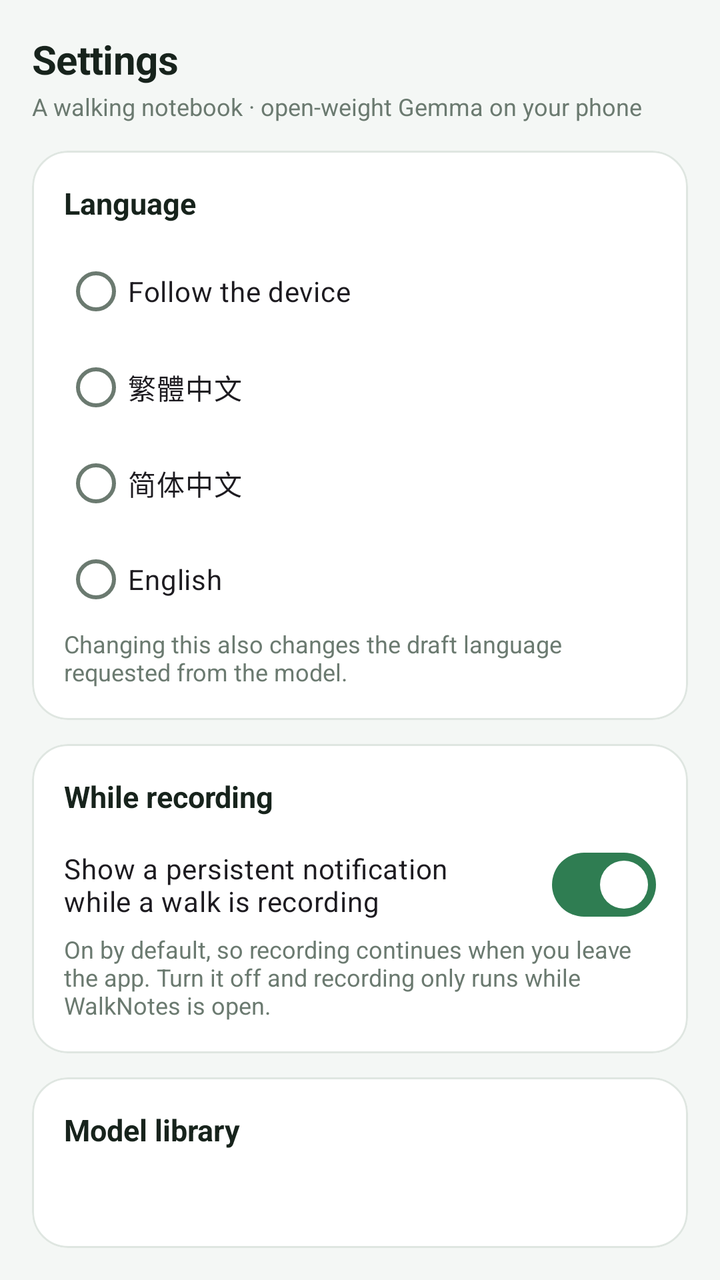
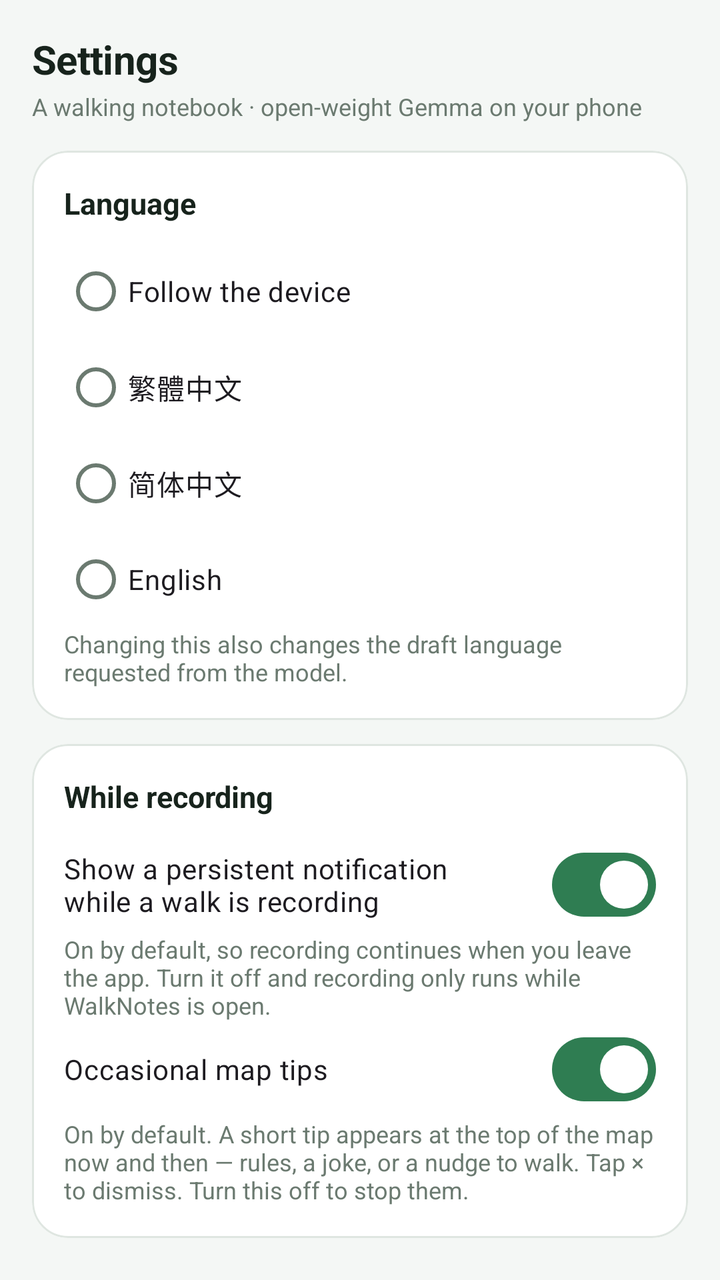

Two renders of the same Android screen: before a commit and after it. Below are the layout's source before the change and the commit's diff.
<!-- AndroidManifest.xml: application theme Theme.CivicWalk -->
<!-- res/layout/tab_settings.xml -->
<?xml version="1.0" encoding="utf-8"?>
<LinearLayout xmlns:android="http://schemas.android.com/apk/res/android"
    xmlns:app="http://schemas.android.com/apk/res-auto"
    android:layout_width="match_parent"
    android:layout_height="wrap_content"
    android:orientation="vertical"
    android:padding="16dp">

    <TextView
        style="@style/PageTitle"
        android:layout_width="wrap_content"
        android:layout_height="wrap_content"
        android:text="@string/tab_settings" />

    <TextView
        style="@style/Hint"
        android:layout_width="match_parent"
        android:layout_height="wrap_content"
        android:layout_marginTop="2dp"
        android:layout_marginBottom="14dp"
        android:text="@string/header_sub" />

    
    <com.google.android.material.card.MaterialCardView
        style="@style/Card"
        android:layout_width="match_parent"
        android:layout_height="wrap_content">

        <LinearLayout
            android:layout_width="match_parent"
            android:layout_height="wrap_content"
            android:orientation="vertical">

            <TextView
                style="@style/SectionTitle"
                android:layout_width="wrap_content"
                android:layout_height="wrap_content"
                android:text="@string/c_lang" />

            <RadioGroup
                android:id="@+id/radioLang"
                android:layout_width="match_parent"
                android:layout_height="wrap_content"
                android:orientation="vertical">

                <com.google.android.material.radiobutton.MaterialRadioButton
                    android:id="@+id/rbSystem"
                    android:layout_width="match_parent"
                    android:layout_height="wrap_content"
                    android:text="@string/lang_system" />

                <com.google.android.material.radiobutton.MaterialRadioButton
                    android:id="@+id/rbHant"
                    android:layout_width="match_parent"
                    android:layout_height="wrap_content"
                    android:text="@string/lang_tc" />

                <com.google.android.material.radiobutton.MaterialRadioButton
                    android:id="@+id/rbHans"
                    android:layout_width="match_parent"
                    android:layout_height="wrap_content"
                    android:text="@string/lang_sc" />

                <com.google.android.material.radiobutton.MaterialRadioButton
                    android:id="@+id/rbEn"
                    android:layout_width="match_parent"
                    android:layout_height="wrap_content"
                    android:text="@string/lang_en" />
            </RadioGroup>

            <TextView
                style="@style/Hint"
                android:layout_width="match_parent"
                android:layout_height="wrap_content"
                android:text="@string/lang_note" />
        </LinearLayout>
    </com.google.android.material.card.MaterialCardView>

    <com.google.android.material.card.MaterialCardView
        style="@style/Card"
        android:layout_width="match_parent"
        android:layout_height="wrap_content"
        android:layout_marginTop="12dp">

        <LinearLayout
            android:layout_width="match_parent"
            android:layout_height="wrap_content"
            android:orientation="vertical">

            <TextView
                style="@style/SectionTitle"
                android:layout_width="wrap_content"
                android:layout_height="wrap_content"
                android:text="@string/c_walk_notif" />

            <com.google.android.material.materialswitch.MaterialSwitch
                android:id="@+id/switchWalkNotif"
                android:layout_width="match_parent"
                android:layout_height="wrap_content"
                android:checked="true"
                android:minHeight="48dp"
                android:text="@string/walk_notif" />

            <TextView
                style="@style/Hint"
                android:layout_width="match_parent"
                android:layout_height="wrap_content"
                android:text="@string/walk_notif_note" />
        </LinearLayout>
    </com.google.android.material.card.MaterialCardView>

    
    <com.google.android.material.card.MaterialCardView
        style="@style/Card"
        android:layout_width="match_parent"
        android:layout_height="wrap_content"
        android:layout_marginTop="12dp">

        <LinearLayout
            android:layout_width="match_parent"
            android:layout_height="wrap_content"
            android:orientation="vertical">

            <TextView
                style="@style/SectionTitle"
                android:layout_width="wrap_content"
                android:layout_height="wrap_content"
                android:text="@string/c_model_library" />

            
            <LinearLayout
                android:id="@+id/modelList"
                android:layout_width="match_parent"
                android:layout_height="wrap_content"
                android:orientation="vertical" />

            <TextView
                android:id="@+id/tvStorage"
                style="@style/Hint"
                android:layout_width="match_parent"
                android:layout_height="wrap_content"
                android:layout_marginTop="10dp" />

            <TextView
                style="@style/Hint"
                android:layout_width="match_parent"
                android:layout_height="wrap_content"
                android:layout_marginTop="4dp"
                android:text="@string/uninstall_note" />

            <com.google.android.material.button.MaterialButton
                android:id="@+id/btnWipe"
                style="@style/Widget.Material3.Button.OutlinedButton"
                android:layout_width="match_parent"
                android:layout_height="wrap_content"
                android:layout_marginTop="10dp"
                android:text="@string/btn_wipe"
                android:textColor="@color/issue"
                app:strokeColor="@color/issue" />

            <TextView
                android:id="@+id/tvEngine"
                style="@style/Body"
                android:layout_width="match_parent"
                android:layout_height="wrap_content"
                android:layout_marginTop="10dp" />
        </LinearLayout>
    </com.google.android.material.card.MaterialCardView>

    
    <com.google.android.material.card.MaterialCardView
        style="@style/Card"
        android:layout_width="match_parent"
        android:layout_height="wrap_content"
        android:layout_marginTop="12dp">

        <LinearLayout
            android:layout_width="match_parent"
            android:layout_height="wrap_content"
            android:orientation="vertical">

            <TextView
                style="@style/SectionTitle"
                android:layout_width="wrap_content"
                android:layout_height="wrap_content"
                android:text="@string/c_backend" />

            <RadioGroup
                android:id="@+id/radioBackend"
                android:layout_width="match_parent"
                android:layout_height="wrap_content"
                android:orientation="vertical">

                <com.google.android.material.radiobutton.MaterialRadioButton
                    android:id="@+id/rbCpu"
                    android:layout_width="match_parent"
                    android:layout_height="wrap_content"
                    android:text="@string/rb_cpu" />

                <com.google.android.material.radiobutton.MaterialRadioButton
                    android:id="@+id/rbAuto"
                    android:layout_width="match_parent"
                    android:layout_height="wrap_content"
                    android:text="@string/rb_auto" />

                <com.google.android.material.radiobutton.MaterialRadioButton
                    android:id="@+id/rbGpuOnly"
                    android:layout_width="match_parent"
                    android:layout_height="wrap_content"
                    android:text="@string/rb_gpu" />
            </RadioGroup>

            <TextView
                style="@style/Hint"
                android:layout_width="match_parent"
                android:layout_height="wrap_content"
                android:text="@string/backend_note" />

            <com.google.android.material.progressindicator.LinearProgressIndicator
                android:id="@+id/loadProgress"
                android:layout_width="match_parent"
                android:layout_height="wrap_content"
                android:layout_marginTop="10dp"
                android:indeterminate="true"
                android:visibility="gone"
                app:indicatorColor="@color/amber"
                app:trackColor="@color/line" />

            <TextView
                android:id="@+id/tvLoadInfo"
                style="@style/Hint"
                android:layout_width="match_parent"
                android:layout_height="wrap_content"
                android:visibility="gone" />

            <com.google.android.material.button.MaterialButton
                android:id="@+id/btnLoadCancel"
                style="@style/Widget.Material3.Button.OutlinedButton"
                android:layout_width="match_parent"
                android:layout_height="wrap_content"
                android:layout_marginTop="6dp"
                android:text="@string/btn_cancel_load"
                android:visibility="gone" />
        </LinearLayout>
    </com.google.android.material.card.MaterialCardView>

    
    <com.google.android.material.card.MaterialCardView
        style="@style/Card"
        android:layout_width="match_parent"
        android:layout_height="wrap_content"
        android:layout_marginTop="12dp">

        <LinearLayout
            android:layout_width="match_parent"
            android:layout_height="wrap_content"
            android:orientation="vertical">

            <TextView
                style="@style/SectionTitle"
                android:layout_width="wrap_content"
                android:layout_height="wrap_content"
                android:text="@string/c_backup" />

            <TextView
                style="@style/Hint"
                android:layout_width="match_parent"
                android:layout_height="wrap_content"
                android:text="@string/backup_note" />

            <com.google.android.material.button.MaterialButton
                android:id="@+id/btnExport"
                android:layout_width="match_parent"
                android:layout_height="wrap_content"
                android:layout_marginTop="10dp"
                android:text="@string/btn_export" />

            <com.google.android.material.button.MaterialButton
                android:id="@+id/btnImport"
                style="@style/Widget.Material3.Button.OutlinedButton"
                android:layout_width="match_parent"
                android:layout_height="wrap_content"
                android:layout_marginTop="6dp"
                android:text="@string/btn_import" />
        </LinearLayout>
    </com.google.android.material.card.MaterialCardView>

    
    <com.google.android.material.card.MaterialCardView
        style="@style/Card"
        android:layout_width="match_parent"
        android:layout_height="wrap_content"
        android:layout_marginTop="12dp"
        android:layout_marginBottom="12dp">

        <LinearLayout
            android:layout_width="match_parent"
            android:layout_height="wrap_content"
            android:orientation="vertical">

            <TextView
                style="@style/SectionTitle"
                android:layout_width="wrap_content"
                android:layout_height="wrap_content"
                android:text="@string/c_privacy" />

            <TextView
                style="@style/Hint"
                android:layout_width="match_parent"
                android:layout_height="wrap_content"
                android:text="@string/privacy_body" />

            <TextView
                android:id="@+id/tvVersion"
                style="@style/Hint"
                android:layout_width="match_parent"
                android:layout_height="wrap_content"
                android:layout_marginTop="8dp" />

            <TextView
                style="@style/SectionTitle"
                android:layout_width="wrap_content"
                android:layout_height="wrap_content"
                android:layout_marginTop="12dp"
                android:text="@string/c_last_error" />

            <TextView
                android:id="@+id/tvCrash"
                style="@style/Hint"
                android:layout_width="match_parent"
                android:layout_height="wrap_content"
                android:text="@string/no_error"
                android:textIsSelectable="true" />
        </LinearLayout>
    </com.google.android.material.card.MaterialCardView>
</LinearLayout>
<!-- resources referenced by this layout -->
<resources>
  <color name="amber">#C9A227</color>
  <color name="issue">#D9534F</color>
  <color name="line">#DFE6E1</color>
  <string name="backend_note">Most phones do not expose OpenCL to apps, so the GPU backend fails with “Can not find OpenCL library on this device”. CPU always works and is the default.</string>
  <string name="backup_note">Export notes, photos and walked cells as a zip to copy to another phone. Model files are not included (re-download them).</string>
  <string name="btn_cancel_load">Cancel load</string>
  <string name="btn_export">Export backup</string>
  <string name="btn_import">Import backup</string>
  <string name="btn_wipe">Delete all app data</string>
  <string name="c_backend">Compute backend</string>
  <string name="c_backup">Backup</string>
  <string name="c_lang">Language</string>
  <string name="c_last_error">Last error (select and copy)</string>
  <string name="c_model_library">Model library</string>
  <string name="c_privacy">Privacy</string>
  <string name="c_walk_notif">While recording</string>
  <string name="header_sub">A walking notebook · open-weight Gemma on your phone</string>
  <string name="lang_en">English</string>
  <string name="lang_note">Changing this also changes the draft language requested from the model.</string>
  <string name="lang_sc">简体中文</string>
  <string name="lang_system">Follow the device</string>
  <string name="lang_tc">繁體中文</string>
  <string name="no_error">No error recorded.</string>
  <string name="privacy_body">The photo, the coordinates, the draft and your walked grid stay in this app\'s own folder. The only network use is the one-time model download.</string>
  <string name="rb_auto">Auto — try GPU, fall back to CPU</string>
  <string name="rb_cpu">CPU only (recommended)</string>
  <string name="rb_gpu">GPU only</string>
  <string name="tab_settings">Settings</string>
  <string name="uninstall_note">Uninstalling the app removes the models too: they live in the app\'s own storage, never in Downloads or any shared folder.</string>
  <string name="walk_notif">Show a persistent notification while a walk is recording</string>
  <string name="walk_notif_note">On by default, so recording continues when you leave the app. Turn it off and recording only runs while WalkNotes is open.</string>
  <style name="Body">
          <item name="android:textSize">13sp</item>
          <item name="android:textColor">@color/ink</item>
          <item name="android:lineSpacingMultiplier">1.15</item>
      </style>
  <style name="Hint">
          <item name="android:textSize">12sp</item>
          <item name="android:textColor">@color/muted</item>
      </style>
  <style name="PageTitle">
          <item name="android:textSize">20sp</item>
          <item name="android:textStyle">bold</item>
          <item name="android:textColor">@color/ink</item>
          <item name="android:letterSpacing">-0.01</item>
      </style>
  <style name="SectionTitle">
          <item name="android:textSize">15sp</item>
          <item name="android:textStyle">bold</item>
          <item name="android:textColor">@color/ink</item>
          <item name="android:layout_marginBottom">10dp</item>
      </style>
  <color name="ink">#17231C</color>
  <color name="card">#FFFFFF</color>
  <color name="muted">#6B7A70</color>
  <color name="accent">#2F7D52</color>
  <color name="white">#FFFFFF</color>
  <color name="accent_soft">#DCEFE3</color>
  <color name="amber_soft">#F7EFD6</color>
  <color name="bg">#F4F7F5</color>
  <!-- unchanged entries left out for length: 2 -->
</resources>

<!-- the commit's change to res/layout/tab_settings.xml (unified diff, before → after) -->
@@ -106,6 +106,20 @@
                 android:layout_width="match_parent"
                 android:layout_height="wrap_content"
                 android:text="@string/walk_notif_note" />
+
+            <com.google.android.material.materialswitch.MaterialSwitch
+                android:id="@+id/switchMapTips"
+                android:layout_width="match_parent"
+                android:layout_height="wrap_content"
+                android:checked="true"
+                android:minHeight="48dp"
+                android:text="@string/map_tips" />
+
+            <TextView
+                style="@style/Hint"
+                android:layout_width="match_parent"
+                android:layout_height="wrap_content"
+                android:text="@string/map_tips_note" />
         </LinearLayout>
     </com.google.android.material.card.MaterialCardView>
 
<!-- resource entries referenced after the edit -->
@@ -22,6 +22,8 @@
   <string name="lang_sc">简体中文</string>
   <string name="lang_system">Follow the device</string>
   <string name="lang_tc">繁體中文</string>
+  <string name="map_tips">Occasional map tips</string>
+  <string name="map_tips_note">On by default. A short tip appears at the top of the map now and then — rules, a joke, or a nudge to walk. Tap × to dismiss. Turn this off to stop them.</string>
   <string name="no_error">No error recorded.</string>
   <string name="privacy_body">The photo, the coordinates, the draft and your walked grid stay in this app\'s own folder. The only network use is the one-time model download.</string>
   <string name="rb_auto">Auto — try GPU, fall back to CPU</string>
